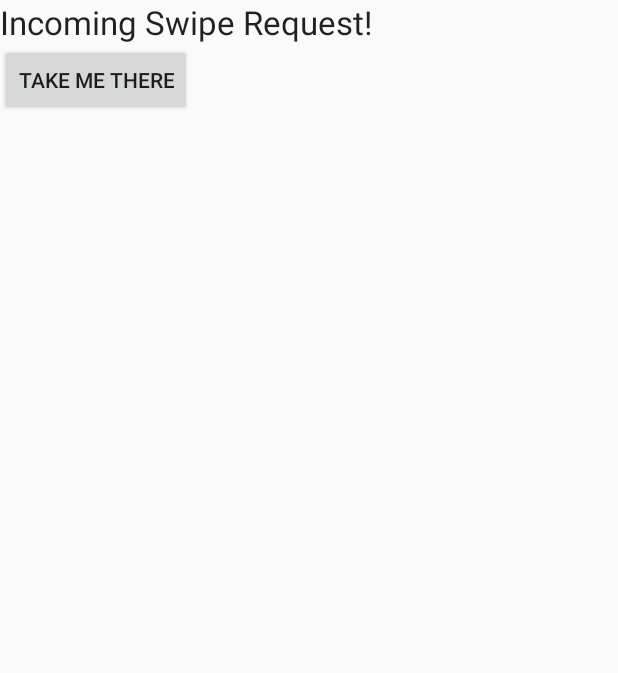
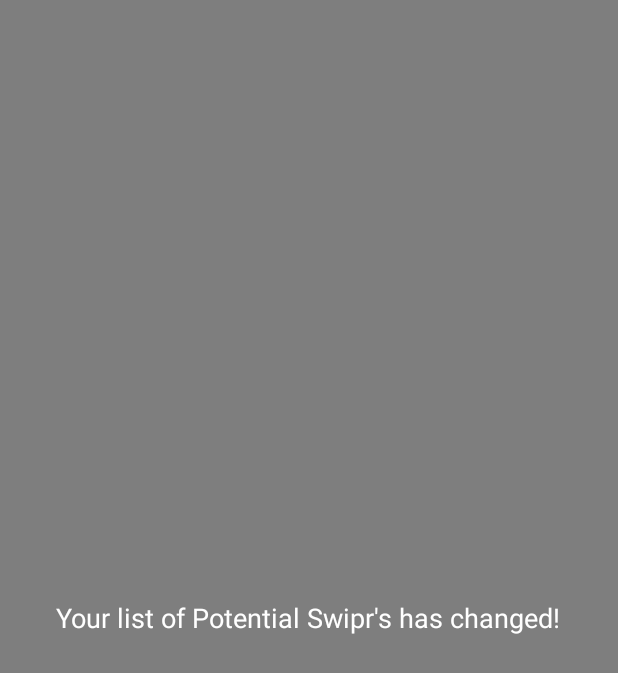
Before and after one commit to lucamatsumoto/swipr, an Android app: the layout popup.xml on its own in the app's theme, with its tools: preview values and no code run, on a phone screen of 412 x 824 dp. Shown: the top 673 px of the screen. Run offline under Robolectric (Android 15) with nearby library versions, the phone set to English and light mode, and no system bars.

Commit message:
stylistic choices

```diff
--- a/frontend/myApplication/login/src/main/java/com/example/myapplication/Shared/HereActivity.java
+++ b/frontend/myApplication/login/src/main/java/com/example/myapplication/Shared/HereActivity.java
@@ -51,8 +51,8 @@
         subscribeToHereTopic();
         hereButton = findViewById(R.id.here_button);
 
-        TextView nameView = findViewById(R.id.name_tag);
-        nameView.setText(fullName);
+        //TextView nameView = findViewById(R.id.name_tag);
+        //nameView.setText(fullName);
 
         TextView timeView = findViewById(R.id.time_value);
         timeView.setText(time.toString());
--- a/frontend/myApplication/login/src/main/res/layout/popup.xml
+++ b/frontend/myApplication/login/src/main/res/layout/popup.xml
@@ -5,18 +5,16 @@
     android:layout_height="match_parent">
 
     <TextView
-        android:id="@+id/name_tag"
-        android:layout_width="wrap_content"
-        android:layout_height="wrap_content"
-        android:text="Incoming Swipe Request!"
-        android:textAppearance="@style/TextAppearance.AppCompat.Large" />
-
-    <Button
         android:id="@+id/takeMeThere"
         android:layout_width="wrap_content"
         android:layout_height="wrap_content"
-        android:layout_below="@+id/name_tag"
-        android:onClick="launchSellerInterest"
-        android:text="Take me there" />
+        android:layout_alignParentEnd="true"
+        android:layout_centerInParent="true"
+        android:layout_marginTop="284dp"
+        android:layout_marginEnd="38dp"
+        android:gravity="center"
+        android:text="Your list of Potential Swipr's has changed!"
+        android:textColor="@color/white"
+        android:textSize="18dp" />
 
 </RelativeLayout>
--- a/frontend/myApplication/login/src/main/res/values/colors.xml
+++ b/frontend/myApplication/login/src/main/res/values/colors.xml
@@ -4,5 +4,6 @@
     <color name="colorPrimaryDark">#FDBE4A</color>
     <color name="colorAccent">#3F51B5</color>
     <color name="black">#000000</color>
-
+    <color name="transparent">#7f000000</color>
+    <color name="white">#FFFFFF</color>
 </resources>
--- a/frontend/myApplication/login/src/main/res/values/styles.xml
+++ b/frontend/myApplication/login/src/main/res/values/styles.xml
@@ -30,6 +30,7 @@
         <item name="android:windowCloseOnTouchOutside">true</item>
         <item name="android:textColor">@color/black</item>
         <item name="android:textSize">18dp</item>
+        <item name="android:background">@color/transparent</item>
         <item name="windowNoTitle">true</item>
         <item name="windowActionBar">false</item>
         <item name="android:windowFullscreen">true</item>
```
Also changed, not shown: frontend/myApplication/login/src/main/java/com/example/myapplication/Shared/Popup.java (+13 -1 lines).
